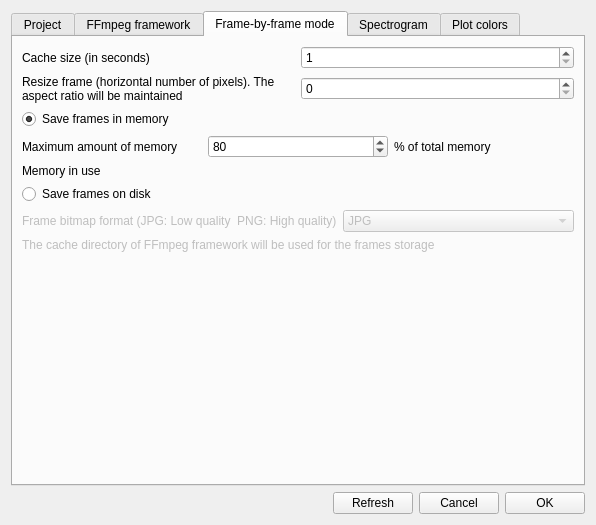
The window that src/preferences.ui (olivierfriard/BORIS) describes before a commit, drawn with Qt 5.
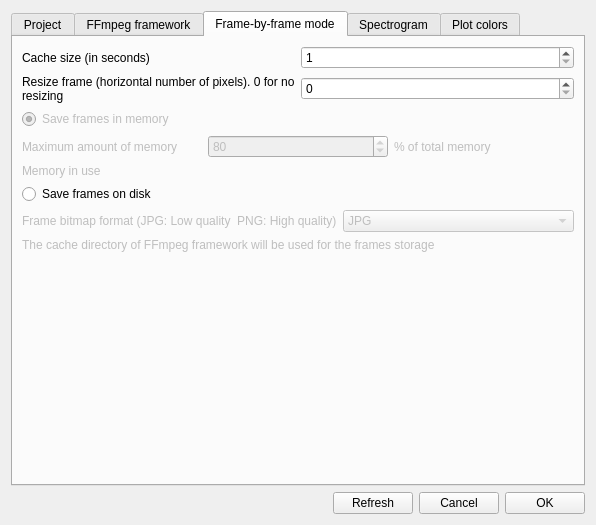
The same window after the commit.

The edit to the form file:
```diff
--- a/src/preferences.ui
+++ b/src/preferences.ui
@@ -337,7 +337,7 @@
               <bool>true</bool>
              </property>
              <property name="text">
-              <string>Resize frame (horizontal number of pixels). The aspect ratio will be maintained</string>
+              <string>Resize frame (horizontal number of pixels). 0 for no resizing</string>
              </property>
              <property name="wordWrap">
               <bool>true</bool>
@@ -361,6 +361,9 @@
          </item>
          <item>
           <widget class="QRadioButton" name="rb_save_frames_in_mem">
+           <property name="enabled">
+            <bool>false</bool>
+           </property>
            <property name="text">
             <string>Save frames in memory</string>
            </property>
@@ -373,6 +376,9 @@
           <layout class="QHBoxLayout" name="horizontalLayout_6">
            <item>
             <widget class="QLabel" name="lb_memory_frames">
+             <property name="enabled">
+              <bool>false</bool>
+             </property>
              <property name="text">
               <string>Maximum amount of memory</string>
              </property>
@@ -380,6 +386,9 @@
            </item>
            <item>
             <widget class="QSpinBox" name="sb_frames_memory_size">
+             <property name="enabled">
+              <bool>false</bool>
+             </property>
              <property name="minimum">
               <number>5</number>
              </property>
@@ -396,6 +405,9 @@
            </item>
            <item>
             <widget class="QLabel" name="lb_percent_total_memory">
+             <property name="enabled">
+              <bool>false</bool>
+             </property>
              <property name="text">
               <string>% of total memory</string>
              </property>
@@ -405,6 +417,9 @@
          </item>
          <item>
           <widget class="QLabel" name="lb_memory_in_use">
+           <property name="enabled">
+            <bool>false</bool>
+           </property>
            <property name="text">
             <string>Memory in use</string>
            </property>
```
